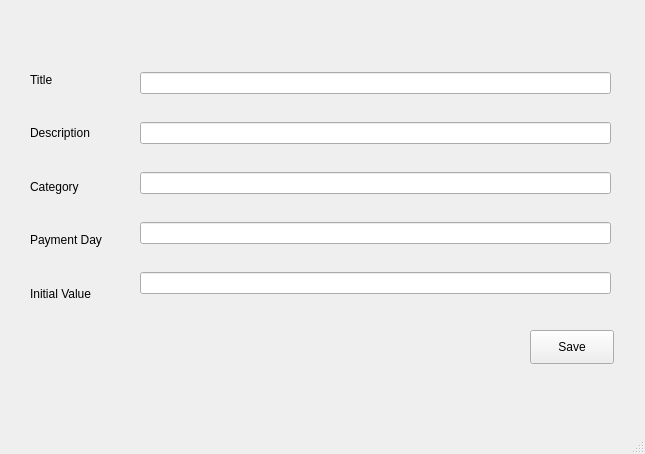
The window that kasa_bill.ui (rafaelhrezende/kasa_desktop) describes before a commit, drawn with Qt 5.
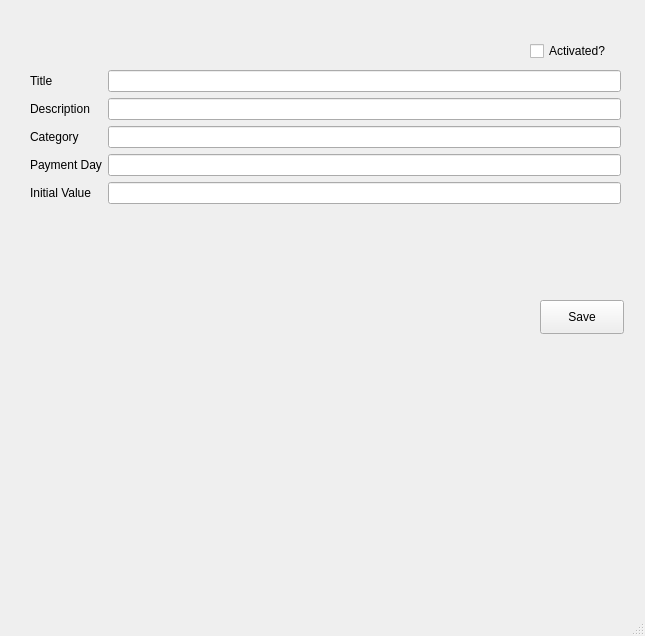
The same window after the commit.

Commit message: #10 Implement bill's active field to Bill form.

What changed in the file:
```diff
--- a/kasa_bill.ui
+++ b/kasa_bill.ui
@@ -7,111 +7,112 @@
     <x>0</x>
     <y>0</y>
     <width>645</width>
-    <height>454</height>
+    <height>636</height>
    </rect>
   </property>
   <property name="windowTitle">
    <string>MainWindow</string>
   </property>
   <widget class="QWidget" name="centralwidget">
-   <widget class="QWidget" name="verticalLayoutWidget">
+   <widget class="QPushButton" name="savePushButton">
+    <property name="geometry">
+     <rect>
+      <x>540</x>
+      <y>300</y>
+      <width>84</width>
+      <height>34</height>
+     </rect>
+    </property>
+    <property name="text">
+     <string>Save</string>
+    </property>
+   </widget>
+   <widget class="QLabel" name="messageLabel">
+    <property name="geometry">
+     <rect>
+      <x>20</x>
+      <y>550</y>
+      <width>591</width>
+      <height>20</height>
+     </rect>
+    </property>
+    <property name="text">
+     <string/>
+    </property>
+   </widget>
+   <widget class="QWidget" name="formLayoutWidget">
     <property name="geometry">
      <rect>
       <x>30</x>
-      <y>56</y>
-      <width>111</width>
-      <height>261</height>
+      <y>70</y>
+      <width>591</width>
+      <height>214</height>
      </rect>
     </property>
-    <layout class="QVBoxLayout" name="verticalLayout">
-     <item>
+    <layout class="QFormLayout" name="formLayout">
+     <item row="0" column="0">
       <widget class="QLabel" name="titleLabel">
        <property name="text">
         <string>Title</string>
        </property>
       </widget>
      </item>
-     <item>
+     <item row="0" column="1">
+      <widget class="QLineEdit" name="titleLineEdit"/>
+     </item>
+     <item row="1" column="0">
       <widget class="QLabel" name="descriptionLabel">
        <property name="text">
         <string>Description</string>
        </property>
       </widget>
      </item>
-     <item>
+     <item row="1" column="1">
+      <widget class="QLineEdit" name="descriptionLineEdit"/>
+     </item>
+     <item row="2" column="0">
       <widget class="QLabel" name="categoryLabel">
        <property name="text">
         <string>Category</string>
        </property>
       </widget>
      </item>
-     <item>
+     <item row="2" column="1">
+      <widget class="QLineEdit" name="categoryLineEdit"/>
+     </item>
+     <item row="3" column="0">
       <widget class="QLabel" name="payment_dayLabel">
        <property name="text">
         <string>Payment Day</string>
        </property>
       </widget>
      </item>
-     <item>
+     <item row="3" column="1">
+      <widget class="QLineEdit" name="payment_dayLineEdit"/>
+     </item>
+     <item row="4" column="0">
       <widget class="QLabel" name="initial_valueLabel">
        <property name="text">
         <string>Initial Value</string>
        </property>
       </widget>
      </item>
-    </layout>
-   </widget>
-   <widget class="QWidget" name="verticalLayoutWidget_2">
-    <property name="geometry">
-     <rect>
-      <x>140</x>
-      <y>50</y>
-      <width>471</width>
-      <height>271</height>
-     </rect>
-    </property>
-    <layout class="QVBoxLayout" name="verticalLayout_2">
-     <item>
-      <widget class="QLineEdit" name="titleLineEdit"/>
-     </item>
-     <item>
-      <widget class="QLineEdit" name="descriptionLineEdit"/>
-     </item>
-     <item>
-      <widget class="QLineEdit" name="categoryLineEdit"/>
-     </item>
-     <item>
-      <widget class="QLineEdit" name="payment_dayLineEdit"/>
-     </item>
-     <item>
+     <item row="4" column="1">
       <widget class="QLineEdit" name="initial_valueLineEdit"/>
      </item>
     </layout>
    </widget>
-   <widget class="QPushButton" name="savePushButton">
+   <widget class="QCheckBox" name="is_active_checkBox">
     <property name="geometry">
      <rect>
       <x>530</x>
-      <y>330</y>
-      <width>84</width>
-      <height>34</height>
+      <y>40</y>
+      <width>85</width>
+      <height>22</height>
      </rect>
     </property>
     <property name="text">
-     <string>Save</string>
-    </property>
-   </widget>
-   <widget class="QLabel" name="messageLabel">
-    <property name="geometry">
-     <rect>
-      <x>20</x>
-      <y>380</y>
-      <width>591</width>
-      <height>20</height>
-     </rect>
-    </property>
-    <property name="text">
-     <string/>
+     <string>Activated?</string>
     </property>
    </widget>
   </widget>
```
The commit also changes 5 other files.
